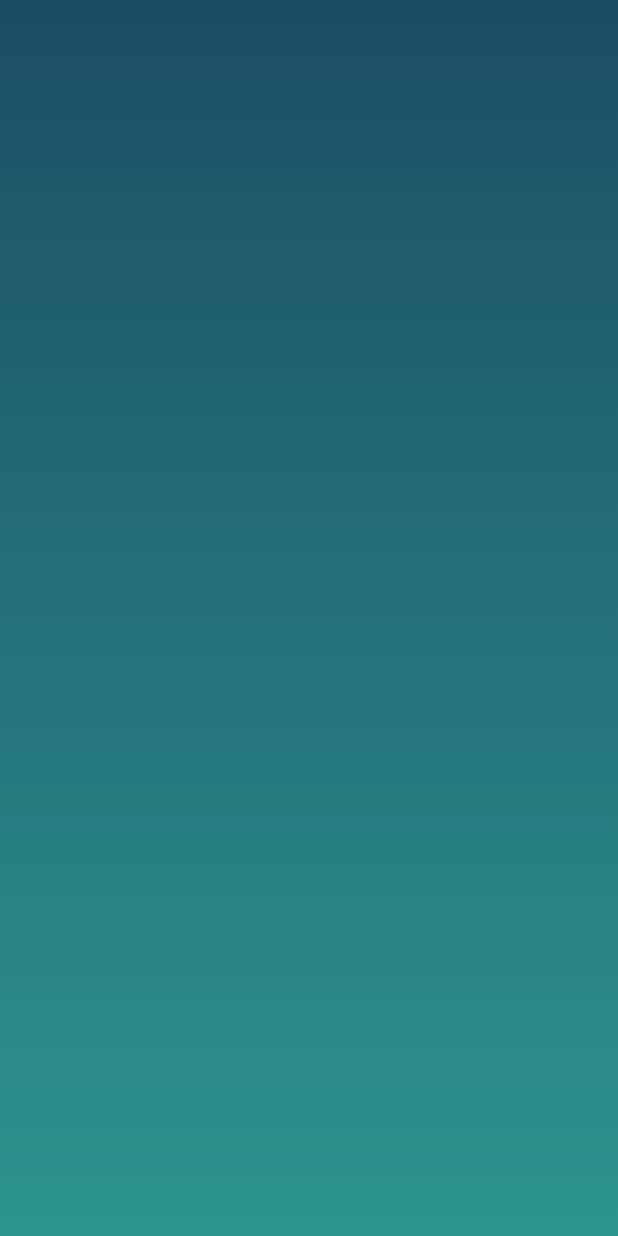
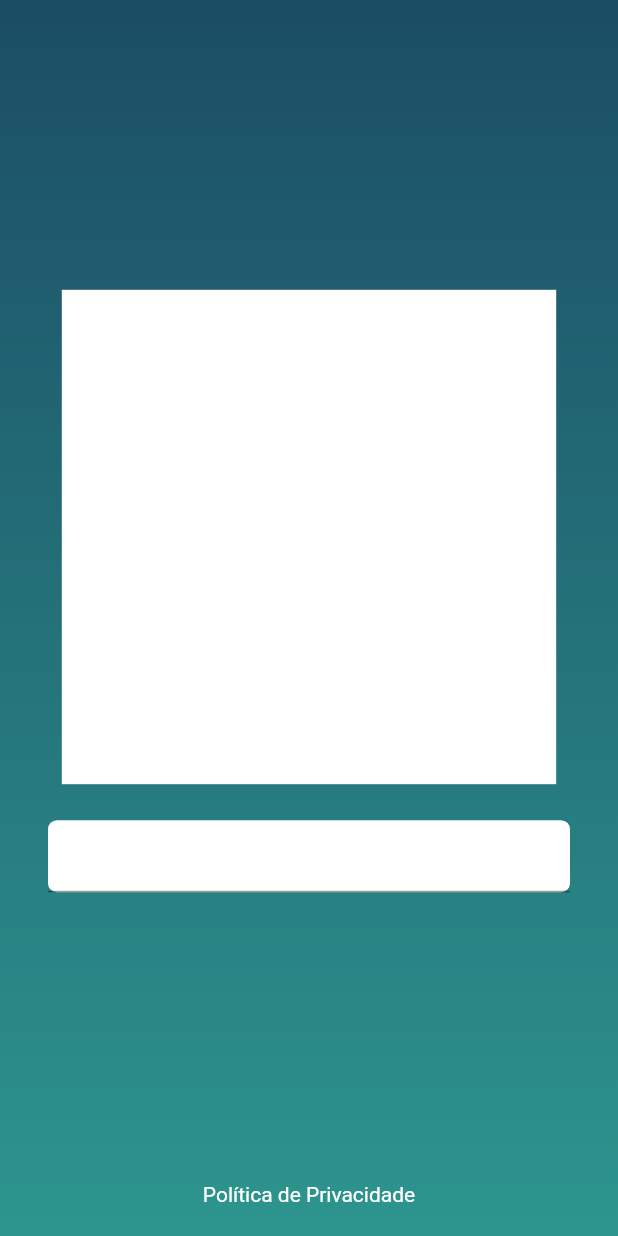
Before and after one commit to xGreatSoulx/TargetProva, a Flutter app: the InformationsPage screen opened by its route, on a phone screen of 412 x 824 dp. Run offline on Flutter 3.47's test engine with Material 2 defaults, Android fonts, the phone set to English and light mode, and no system bars.

Commit message:
Começando o card

```diff
--- a/target_prova/lib/view/informations_page.dart
+++ b/target_prova/lib/view/informations_page.dart
@@ -1,4 +1,7 @@
 import 'package:flutter/material.dart';
+import 'package:url_launcher/url_launcher.dart';
+
+import '../widgets/custom_text_form_field.dart';
 
 class InformationsPage extends StatefulWidget {
   const InformationsPage({super.key});
@@ -10,7 +13,8 @@ class InformationsPage extends StatefulWidget {
 class _InformationsPageState extends State<InformationsPage> {
   @override
   Widget build(BuildContext context) {
-    return Container(
+    return Scaffold(
+      body: Container(
         decoration: const BoxDecoration(
           gradient: LinearGradient(
             begin: Alignment.topCenter,
@@ -21,7 +25,39 @@ class _InformationsPageState extends State<InformationsPage> {
             ],
           ),
         ),
-      child: ListView(),
+        child: Column(
+          mainAxisAlignment: MainAxisAlignment.center,
+          children: [
+            const Spacer(),
+            Container(
+              width: MediaQuery.of(context).size.width * 0.80,
+              height: MediaQuery.of(context).size.height * 0.4,
+              color: Colors.white,
+            ),
+            CustomTextFormField(
+              textAlign: TextAlign.center,
+              hintText: 'Digite o seu texto',
+              validator: (value) {
+                if (value == "") {
+                  return 'Campo obrigatório!';
+                }
+
+                return null;
+              },
+            ),
+            const Spacer(),
+            Padding(
+              padding: const EdgeInsets.only(bottom: 20),
+              child: GestureDetector(
+                onTap: () => launchUrl(Uri.parse("https://www.google.com.br/")),
+                child: const Text(
+                  "Política de Privacidade",
+                ),
+              ),
+            ),
+          ],
+        ),
+      ),
     );
   }
 }
```
Also changed, not shown: target_prova/lib/view/routes.dart (deleted, +0 -28 lines). Lines whose indentation alone changed are shown as unchanged.
